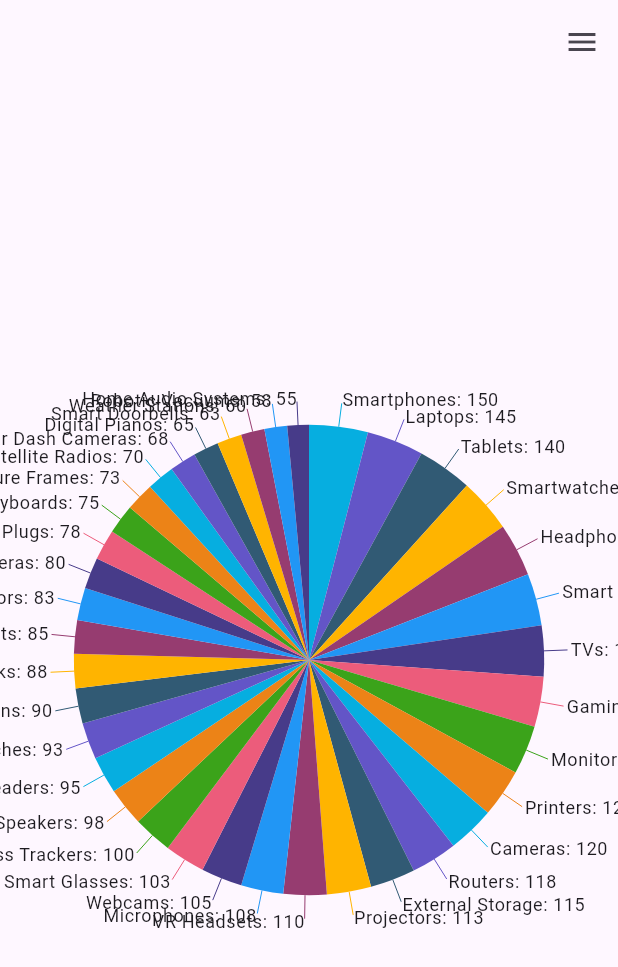
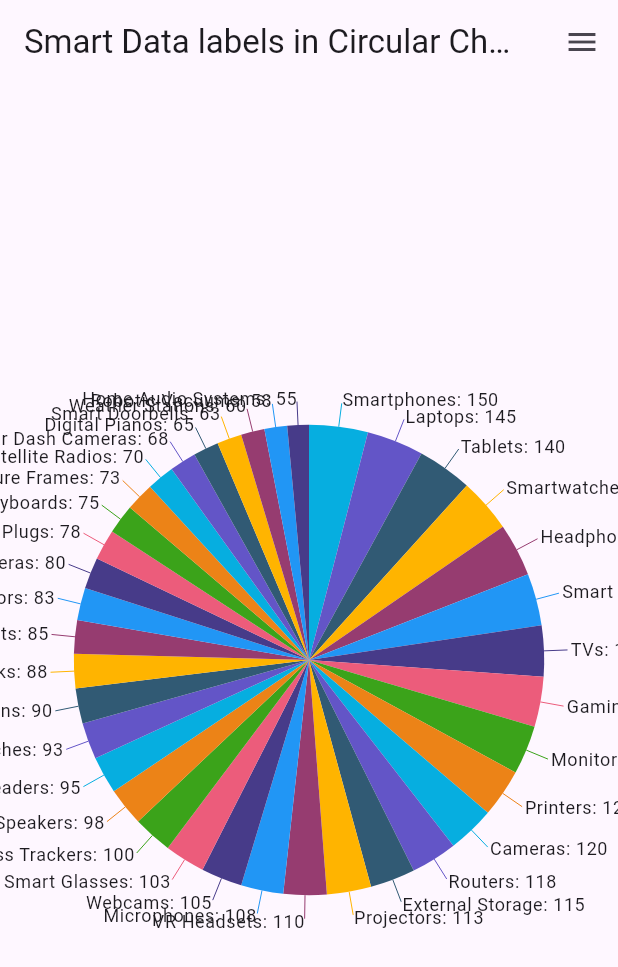
Before and after one commit to SyncfusionExamples/flutter_circular_chart_smart_data_labels, a Flutter app: the screen it shows after launch, on a phone screen of 412 x 824 dp. Shown: the top 967 px of the screen. Run offline on Flutter 3.47's test engine with Material 3 defaults, Android fonts, the light colour scheme and no system bars; our stand-ins replace syncfusion_flutter_charts; statements that could not run were skipped.

Commit message:
FLUT-892072-[others][flutter]: Updated the title

```diff
--- a/lib/main.dart
+++ b/lib/main.dart
@@ -86,7 +86,7 @@ class _PieChartState extends State<PieChart> {
     return Scaffold(
       key: _scaffoldKey,
       appBar: AppBar(
-        title: const Text(''),
+        title: const Text('Smart Data labels in Circular Chart'),
         actions: [
           IconButton(
             icon: const Icon(Icons.menu),
```
